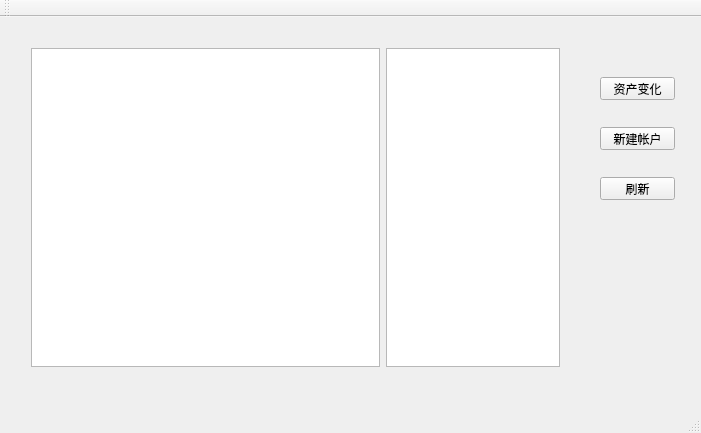
Before: the Qt Designer form myFinanceMainWindow.ui in Imrono/myFinance, drawn with Qt 5.
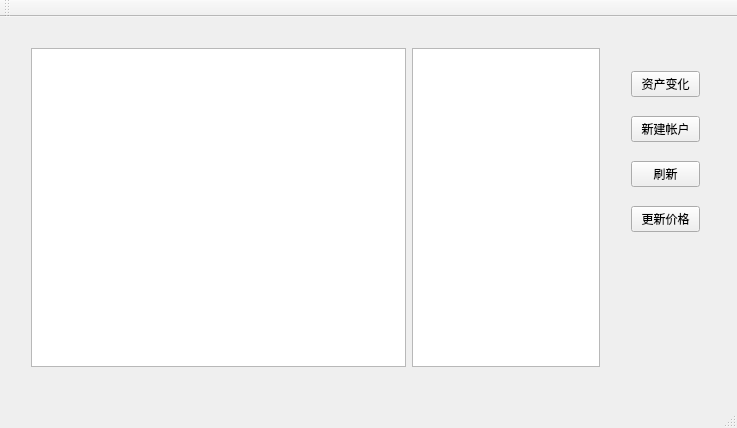
After: the same form once the commit is applied.

```diff
--- a/myFinanceMainWindow.ui
+++ b/myFinanceMainWindow.ui
@@ -6,8 +6,8 @@
    <rect>
     <x>0</x>
     <y>0</y>
-    <width>701</width>
-    <height>433</height>
+    <width>737</width>
+    <height>428</height>
    </rect>
   </property>
   <property name="windowTitle">
@@ -19,7 +19,7 @@
      <rect>
       <x>20</x>
       <y>20</y>
-      <width>551</width>
+      <width>591</width>
       <height>341</height>
      </rect>
     </property>
@@ -53,45 +53,46 @@
      </item>
     </layout>
    </widget>
+   <widget class="QWidget" name="verticalLayoutWidget">
+    <property name="geometry">
+     <rect>
+      <x>620</x>
+      <y>30</y>
+      <width>91</width>
+      <height>211</height>
+     </rect>
+    </property>
+    <layout class="QVBoxLayout" name="verticalLayout_2" stretch="1,1,1,1">
+     <item>
    <widget class="QPushButton" name="exchange">
-    <property name="geometry">
-     <rect>
-      <x>600</x>
-      <y>60</y>
-      <width>75</width>
-      <height>23</height>
-     </rect>
-    </property>
     <property name="text">
      <string>资产变化</string>
     </property>
    </widget>
+     </item>
+     <item>
    <widget class="QPushButton" name="new_account">
-    <property name="geometry">
-     <rect>
-      <x>600</x>
-      <y>110</y>
-      <width>75</width>
-      <height>23</height>
-     </rect>
-    </property>
     <property name="text">
      <string>新建帐户</string>
     </property>
    </widget>
+     </item>
+     <item>
    <widget class="QPushButton" name="reflash">
-    <property name="geometry">
-     <rect>
-      <x>600</x>
-      <y>160</y>
-      <width>75</width>
-      <height>23</height>
-     </rect>
-    </property>
     <property name="text">
      <string>刷新</string>
     </property>
    </widget>
+     </item>
+     <item>
+      <widget class="QPushButton" name="updatePrice">
+       <property name="text">
+        <string>更新价格</string>
+       </property>
+      </widget>
+     </item>
+    </layout>
+   </widget>
   </widget>
   <widget class="QMenuBar" name="menuBar">
    <property name="geometry">
```
Left out of the diff: 6 changed lines with no effect on the pictures. Lines whose indentation alone changed are shown as unchanged.
